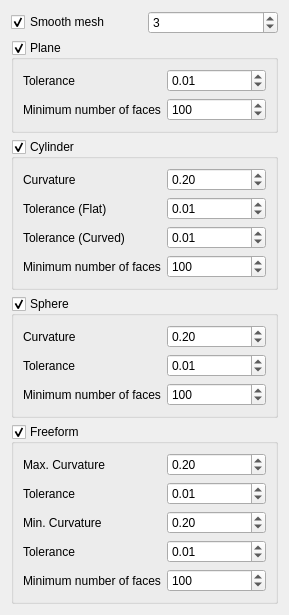
Qt form src/Mod/Mesh/Gui/Segmentation.ui (southseact-3d/fcd) before a commit.
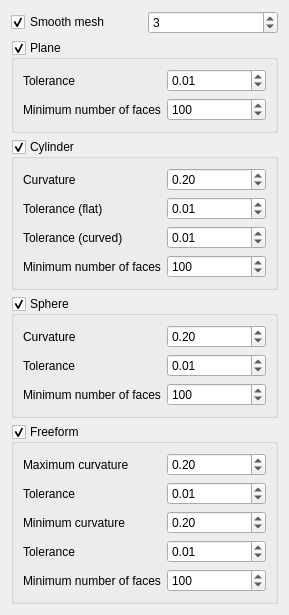
The same form after that commit.

Diff of the .ui file:
```diff
--- a/src/Mod/Mesh/Gui/Segmentation.ui
+++ b/src/Mod/Mesh/Gui/Segmentation.ui
@@ -106,7 +106,7 @@
       <item row="1" column="0">
        <widget class="QLabel" name="label_4">
         <property name="text">
-         <string>Tolerance (Flat)</string>
+         <string>Tolerance (flat)</string>
         </property>
        </widget>
       </item>
@@ -123,7 +123,7 @@
       <item row="2" column="0">
        <widget class="QLabel" name="label_9">
         <property name="text">
-         <string>Tolerance (Curved)</string>
+         <string>Tolerance (curved)</string>
         </property>
        </widget>
       </item>
@@ -232,7 +232,7 @@
       <item row="0" column="0">
        <widget class="QLabel" name="label_10">
         <property name="text">
-         <string>Max. Curvature</string>
+         <string>Maximum curvature</string>
         </property>
        </widget>
       </item>
@@ -266,7 +266,7 @@
       <item row="2" column="0">
        <widget class="QLabel" name="label_12">
         <property name="text">
-         <string>Min. Curvature</string>
+         <string>Minimum curvature</string>
         </property>
        </widget>
       </item>
```
Left out of the diff: 2 changed lines with no effect on the pictures.
